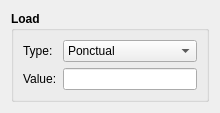
Above: ui/Load.ui from murilloeng/Plates before the change. Below: the same form after it.
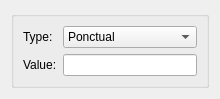
That is the form after the change.

```diff
--- a/ui/Load.ui
+++ b/ui/Load.ui
@@ -7,7 +7,7 @@
     <x>0</x>
     <y>0</y>
     <width>220</width>
-    <height>105</height>
+    <height>89</height>
    </rect>
   </property>
   <property name="windowTitle">
@@ -22,7 +22,7 @@
       </font>
      </property>
      <property name="title">
-      <string>Load</string>
+      <string/>
      </property>
      <layout class="QGridLayout" name="gridLayout_4">
       <item row="0" column="1">
```
